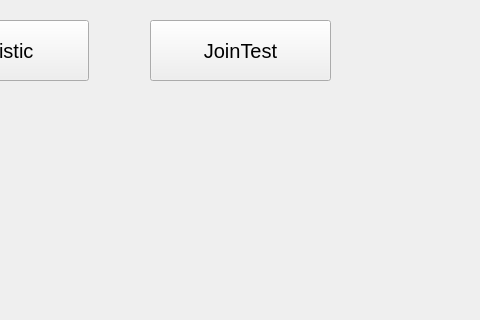
The window that Group4/classstudent.ui (Assignment-C/UI-APP) describes before a commit, drawn with Qt 5; both pictures show x 282 to 762 and y 0 to 320 of the 1010 by 590 pixel window.
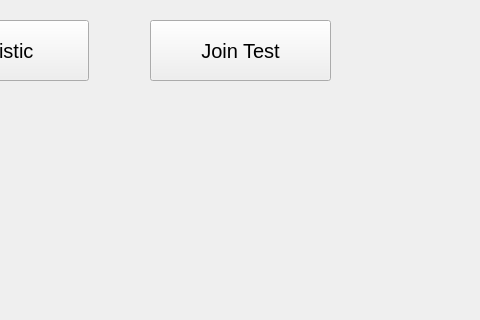
The same window after the commit. Icons and pictures are not drawn.

Patch:
```diff
--- a/Group4/classstudent.ui
+++ b/Group4/classstudent.ui
@@ -74,7 +74,7 @@
     </font>
    </property>
    <property name="text">
-    <string>JoinTest</string>
+    <string>Join Test</string>
    </property>
   </widget>
  </widget>
```
